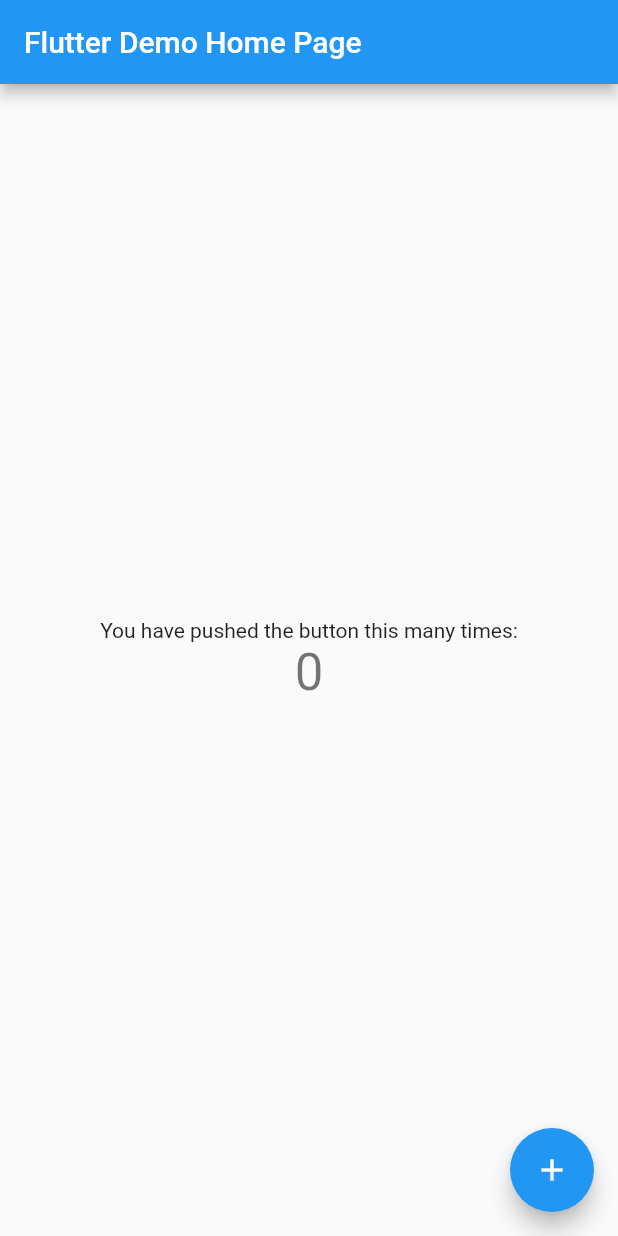
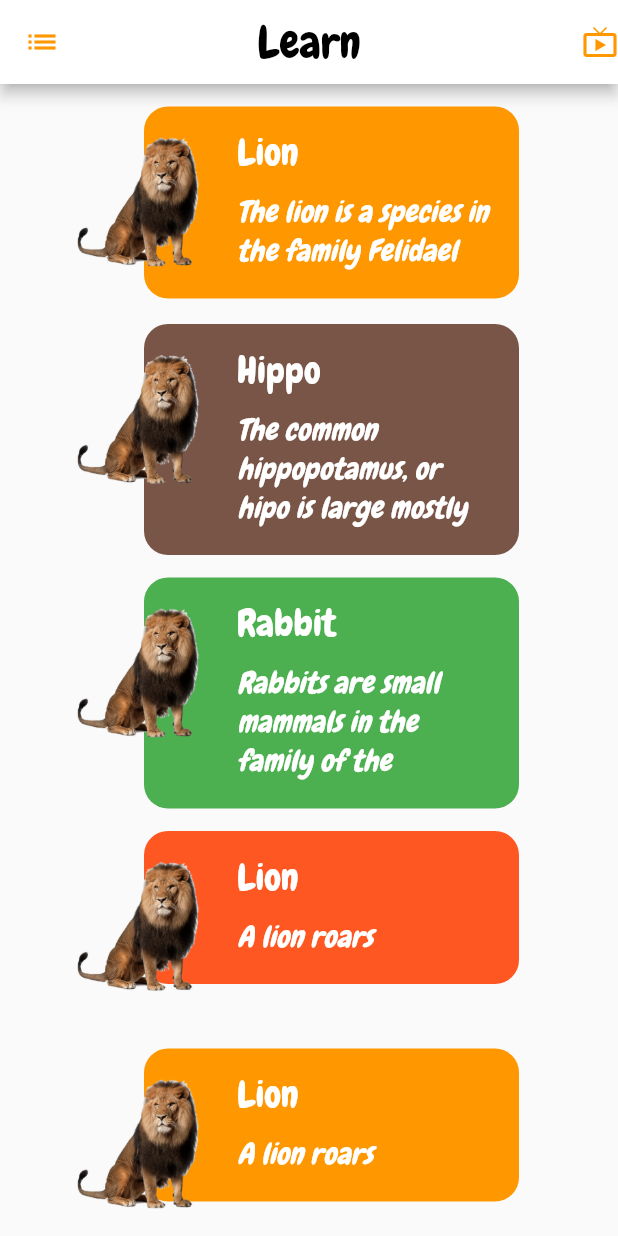
Before and after one commit to caveinn/animalApp, a Flutter app: the screen it shows after launch, on a phone screen of 412 x 824 dp. Run offline on Flutter 3.47's test engine with Material 2 defaults, Android fonts, the phone set to English and light mode, and no system bars.

Commit message:
finished setting up the first page

```diff
--- /dev/null
+++ b/lib/Data/animals.dart
@@ -0,0 +1,26 @@
+import 'package:flutter/material.dart';
+
+class Animal{
+  final String name;
+  final String descripton;
+  final String detail;
+  final Color color;
+
+  Animal(this.name, this.descripton, this.detail, this.color);
+}
+
+List<Animal>  getAnimals(){
+  List<Animal> animals = [
+    Animal("Lion","The lion is a species in the family Felidael", "Lion is the king of the jungle", Colors.orange[500]),
+    Animal("Hippo","The common hippopotamus, or hipo is large mostly", "Lion is the king of the jungle", Colors.brown),
+    Animal("Rabbit","Rabbits are small mammals in the family of the", "Lion is the king of the jungle", Colors.green),
+    Animal("Lion","A lion roars", "Lion is the king of the jungle", Colors.deepOrange),
+     Animal("Lion","A lion roars", "Lion is the king of the jungle", Colors.orange[500]),
+    Animal("Lion","A lion roars", "Lion is the king of the jungle", Colors.brown),
+    Animal("Lion","A lion roars", "Lion is the king of the jungle", Colors.green),
+    Animal("Lion","A lion roars", "Lion is the king of the jungle", Colors.deepOrange),
+
+    ];
+
+  return animals;
+}
--- /dev/null
+++ b/lib/animals_widgets/card.dart
@@ -0,0 +1,60 @@
+import 'package:flutter/material.dart';
+import 'package:animal_for_kids/Data/animals.dart';
+import 'package:flutter/semantics.dart';
+import 'package:animal_for_kids/styles/textStyles.dart';
+
+class AnimalContainer extends StatelessWidget{
+  final Animal animal;
+  AnimalContainer(this.animal);
+  @override
+  Widget build(BuildContext context){
+    return Material( child: InkWell( child:
+    Container(
+      margin: EdgeInsets.only(left: 46),
+      padding:EdgeInsets.only(left: 46, top: 10, bottom: 15),
+    width: 250,
+    child: ListTile(
+      subtitle: Padding(
+        padding: EdgeInsets.only(top:10),
+        child:Text(animal.descripton, style: subtitleStyle,),),
+      title: Text(animal.name, style: titleStyle,),
+    onTap: (){
+      print("tapped");
+    },
+
+    ),
+    decoration: BoxDecoration(
+        color: animal.color,
+        shape: BoxShape.rectangle,
+        borderRadius: BorderRadius.circular(16),
+
+        ),
+
+    )));
+  }
+}
+class AnimalRow extends StatelessWidget {
+  final Animal animal;
+  final animalThumbnail = Container(
+    // margin: EdgeInsets.symmetric(vertical: 16),
+    alignment: FractionalOffset.centerLeft,
+    child: Image(
+        image: AssetImage("assets/images/some.png"),
+         height: 130, width: 90
+        ),
+  );
+
+
+  AnimalRow(this.animal);
+
+  @override
+  Widget build(BuildContext context) {
+    return Container(
+      margin: EdgeInsets.only(left: 50, top: 15),
+      child: Stack(
+        children: <Widget>[
+          InkWell(child:AnimalContainer(animal)), animalThumbnail],
+      ),
+    );
+  }
+}
--- a/lib/main.dart
+++ b/lib/main.dart
@@ -1,4 +1,8 @@
+import 'package:animal_for_kids/styles/textStyles.dart';
 import 'package:flutter/material.dart';
+import 'package:flutter/rendering.dart';
+import 'package:animal_for_kids/Data/animals.dart';
+import 'package:animal_for_kids/animals_widgets/card.dart';
 
 void main() => runApp(MyApp());
 
@@ -7,105 +11,33 @@
   @override
   Widget build(BuildContext context) {
     return MaterialApp(
-      title: 'Flutter Demo',
-      theme: ThemeData(
-        // This is the theme of your application.
-        //
-        // Try running your application with "flutter run". You'll see the
-        // application has a blue toolbar. Then, without quitting the app, try
-        // changing the primarySwatch below to Colors.green and then invoke
-        // "hot reload" (press "r" in the console where you ran "flutter run",
-        // or simply save your changes to "hot reload" in a Flutter IDE).
-        // Notice that the counter didn't reset back to zero; the application
-        // is not restarted.
-        primarySwatch: Colors.blue,
+        title: 'Leaqrn Animals',
+        theme: ThemeData(
+          primarySwatch: Colors.blue,
+        ),
+        home: AnimalsListPage());
+  }
+}
+
+class AnimalsListPage extends StatelessWidget {
+  final List<Animal> animals = getAnimals();
+  @override
+  Widget build(BuildContext context) {
+    return Scaffold(
+      appBar: AppBar(
+
+        backgroundColor: Colors.white,
+        centerTitle: true,
+        leading: Icon(Icons.list, color: Colors.orange,),
+        title: Text("Learn", style: headerStyle),
+        actions: <Widget>[Icon(Icons.live_tv, color: Colors.orange,)],
       ),
-      home: MyHomePage(title: 'Flutter Demo Home Page'),
+      body: ListView.builder(
+        itemCount: animals.length,
+        itemBuilder: (BuildContext context, int index) {
+          return AnimalRow(animals[index]);
+        },
+      ),
     );
   }
 }
-
-class MyHomePage extends StatefulWidget {
-  MyHomePage({Key key, this.title}) : super(key: key);
-
-  // This widget is the home page of your application. It is stateful, meaning
-  // that it has a State object (defined below) that contains fields that affect
-  // how it looks.
-
-  // This class is the configuration for the state. It holds the values (in this
-  // case the title) provided by the parent (in this case the App widget) and
-  // used by the build method of the State. Fields in a Widget subclass are
-  // always marked "final".
-
-  final String title;
-
-  @override
-  _MyHomePageState createState() => _MyHomePageState();
-}
-
-class _MyHomePageState extends State<MyHomePage> {
-  int _counter = 0;
-
-  void _incrementCounter() {
-    setState(() {
-      // This call to setState tells the Flutter framework that something has
-      // changed in this State, which causes it to rerun the build method below
-      // so that the display can reflect the updated values. If we changed
-      // _counter without calling setState(), then the build method would not be
-      // called again, and so nothing would appear to happen.
-      _counter++;
-    });
-  }
-
-  @override
-  Widget build(BuildContext context) {
-    // This method is rerun every time setState is called, for instance as done
-    // by the _incrementCounter method above.
-    //
-    // The Flutter framework has been optimized to make rerunning build methods
-    // fast, so that you can just rebuild anything that needs updating rather
-    // than having to individually change instances of widgets.
-    return Scaffold(
-      appBar: AppBar(
-        // Here we take the value from the MyHomePage object that was created by
-        // the App.build method, and use it to set our appbar title.
-        title: Text(widget.title),
-      ),
-      body: Center(
-        // Center is a layout widget. It takes a single child and positions it
-        // in the middle of the parent.
-        child: Column(
-          // Column is also a layout widget. It takes a list of children and
-          // arranges them vertically. By default, it sizes itself to fit its
-          // children horizontally, and tries to be as tall as its parent.
-          //
-          // Invoke "debug painting" (press "p" in the console, choose the
-          // "Toggle Debug Paint" action from the Flutter Inspector in Android
-          // Studio, or the "Toggle Debug Paint" command in Visual Studio Code)
-          // to see the wireframe for each widget.
-          //
-          // Column has various properties to control how it sizes itself and
-          // how it positions its children. Here we use mainAxisAlignment to
-          // center the children vertically; the main axis here is the vertical
-          // axis because Columns are vertical (the cross axis would be
-          // horizontal).
-          mainAxisAlignment: MainAxisAlignment.center,
-          children: <Widget>[
-            Text(
-              'You have pushed the button this many times:',
-            ),
-            Text(
-              '$_counter',
-              style: Theme.of(context).textTheme.display1,
-            ),
-          ],
-        ),
-      ),
-      floatingActionButton: FloatingActionButton(
-        onPressed: _incrementCounter,
-        tooltip: 'Increment',
-        child: Icon(Icons.add),
-      ), // This trailing comma makes auto-formatting nicer for build methods.
-    );
-  }
-}
--- /dev/null
+++ b/lib/styles/textStyles.dart
@@ -0,0 +1,5 @@
+import 'package:flutter/material.dart';
+
+TextStyle titleStyle = TextStyle(color: Colors.white, fontFamily: 'Chewy', fontSize: 25 );
+TextStyle headerStyle = TextStyle(color: Colors.black, fontFamily: 'Chewy', fontSize: 30);
+TextStyle subtitleStyle = TextStyle(color: Colors.white, fontFamily: 'Chewy', fontSize: 20, fontWeight: FontWeight.w100 , fontStyle: FontStyle.italic );
```
Also changed, not shown: pubspec.yaml (+8 -9 lines), assets/fonts/Chewy-Regular.ttf (added), assets/images/lion.jpg (added), assets/images/lion.png (added), assets/images/some.png (added).
